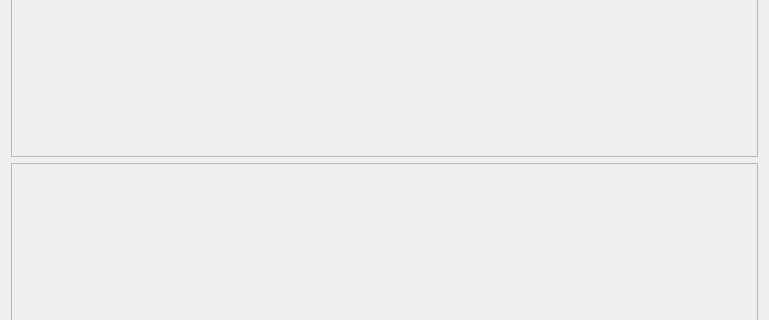
Qt form local_grid/src/mainUI.ui (robocomp/optimizer) before a commit; both pictures show x 0 to 769 and y 134 to 454 of the 769 by 587 pixel window.
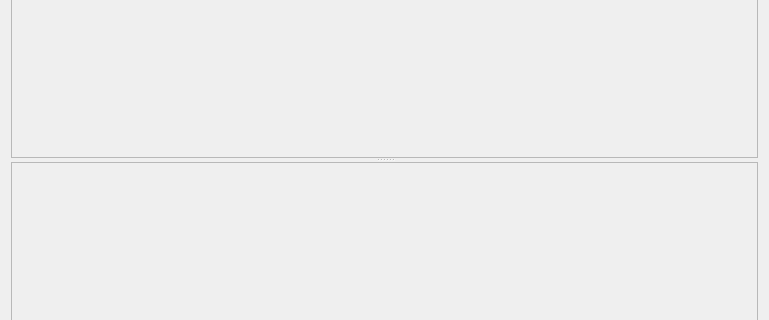
The same form after that commit.

The edit to the form file:
```diff
--- a/local_grid/src/mainUI.ui
+++ b/local_grid/src/mainUI.ui
@@ -13,10 +13,12 @@
   <property name="windowTitle">
    <string>giraff_viewer</string>
   </property>
-  <layout class="QGridLayout" name="gridLayout">
-   <item row="0" column="0">
     <layout class="QVBoxLayout" name="verticalLayout">
      <item>
+    <widget class="QSplitter" name="splitter">
+     <property name="orientation">
+      <enum>Qt::Vertical</enum>
+     </property>
       <widget class="QFrame" name="beta_frame">
        <property name="frameShape">
         <enum>QFrame::StyledPanel</enum>
@@ -25,9 +27,7 @@
         <enum>QFrame::Raised</enum>
        </property>
       </widget>
-     </item>
-     <item>
-      <widget class="QFrame" name="frame">
+     <widget class="QFrame" name="metrics_frame">
        <property name="frameShape">
         <enum>QFrame::StyledPanel</enum>
        </property>
@@ -35,8 +35,7 @@
         <enum>QFrame::Raised</enum>
        </property>
       </widget>
-     </item>
-    </layout>
+    </widget>
    </item>
   </layout>
  </widget>
```
Lines whose indentation alone changed are shown as unchanged.
